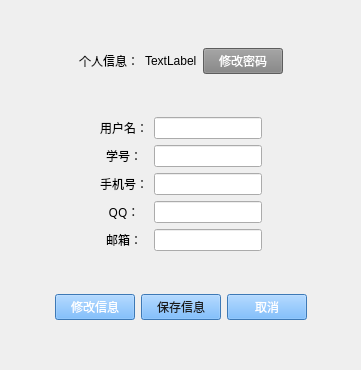
First picture: the form in FileManagement/UserInformation.ui, repository hhyvs111/FileManagement, before the edit.
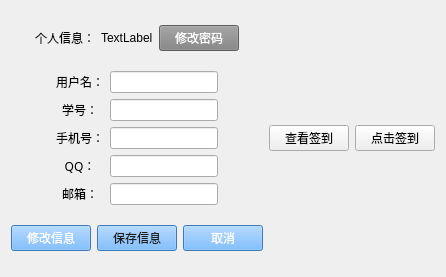
Second picture: the form after the edit.

Commit message: 新增签到功能

The edit to the form file:
```diff
--- a/FileManagement/UserInformation.ui
+++ b/FileManagement/UserInformation.ui
@@ -6,13 +6,15 @@
    <rect>
     <x>0</x>
     <y>0</y>
-    <width>361</width>
-    <height>370</height>
+    <width>437</width>
+    <height>277</height>
    </rect>
   </property>
   <property name="windowTitle">
    <string>Form</string>
   </property>
+  <layout class="QHBoxLayout" name="horizontalLayout_2">
+   <item>
   <layout class="QVBoxLayout" name="verticalLayout">
    <item>
     <layout class="QHBoxLayout" name="horizontalLayout_3">
@@ -250,6 +252,30 @@
         </size>
        </property>
       </spacer>
+       </item>
+      </layout>
+     </item>
+    </layout>
+   </item>
+   <item>
+    <layout class="QVBoxLayout" name="SignLayout">
+     <item>
+      <layout class="QHBoxLayout" name="horizontalLayout">
+       <item>
+        <widget class="QPushButton" name="LookSignButton">
+         <property name="text">
+          <string>查看签到</string>
+         </property>
+        </widget>
+       </item>
+       <item>
+        <widget class="QPushButton" name="SignButton">
+         <property name="text">
+          <string>点击签到</string>
+         </property>
+        </widget>
+       </item>
+      </layout>
      </item>
     </layout>
    </item>
```
Lines whose indentation alone changed are shown as unchanged. The commit also changes 16 other files.
